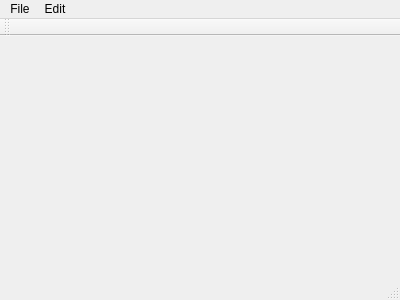
The window that mainwindow.ui (libresilicon/qtflow) describes before a commit, drawn with Qt 5.
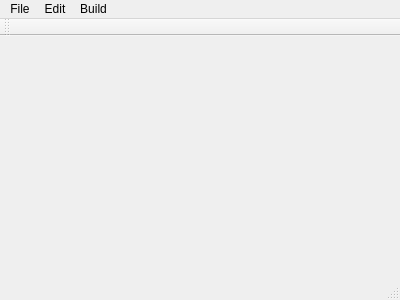
The same window after the commit.

```diff
--- a/mainwindow.ui
+++ b/mainwindow.ui
@@ -42,8 +42,16 @@
      <string>Edit</string>
     </property>
    </widget>
+   <widget class="QMenu" name="menuBuild">
+    <property name="title">
+     <string>Build</string>
+    </property>
+    <addaction name="buildAll"/>
+    <addaction name="quickBuild"/>
+   </widget>
    <addaction name="menuFile"/>
    <addaction name="menuEdit"/>
+   <addaction name="menuBuild"/>
   </widget>
   <widget class="QToolBar" name="mainToolBar">
    <property name="windowTitle">
```
Left out of the diff: 21 changed lines with no effect on the pictures.
